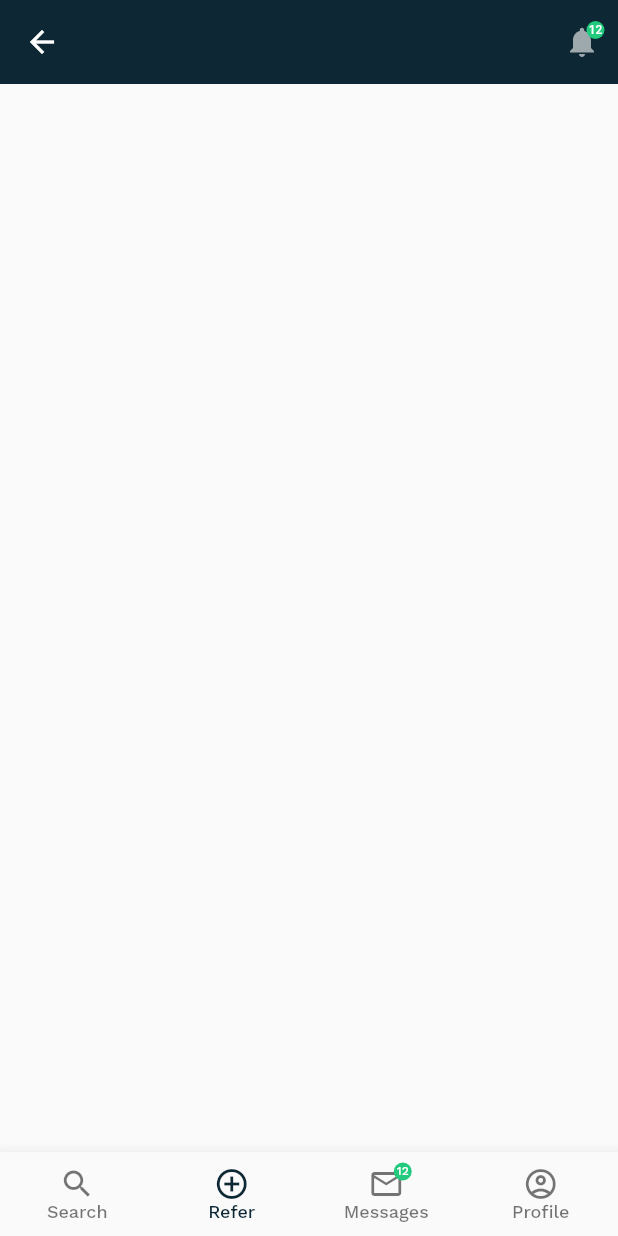
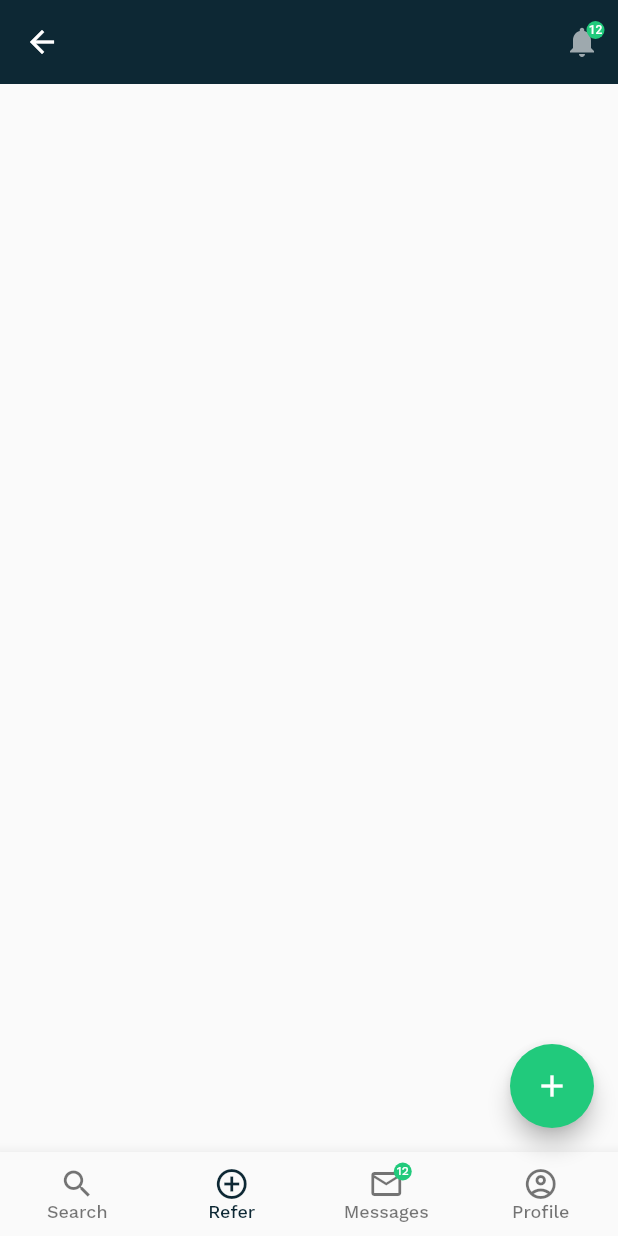
Before and after one commit to sergiyvergun/otakoyi_test_app, a Flutter app: the UsersScreen screen opened directly, on a phone screen of 412 x 824 dp. Run offline on Flutter 3.47's test engine with Material 2 defaults, Android fonts, the phone set to English and light mode, and no system bars; our stand-ins replace flutter_svg, google_fonts, outline_material_icons.

Commit message:
Create fab.

```diff
--- a/lib/ui/screens/users_screen.dart
+++ b/lib/ui/screens/users_screen.dart
@@ -1,5 +1,6 @@
 import 'package:flutter/material.dart';
 import 'package:flutter_svg/svg.dart';
+import 'package:otakoyi_test_app/ui/styles/colors.dart';
 import 'package:otakoyi_test_app/ui/widgets/custom_app_bar.dart';
 import 'package:otakoyi_test_app/ui/widgets/custom_bottom_bar.dart';
 import 'package:otakoyi_test_app/ui/widgets/micro_components/badge.dart';
@@ -29,6 +30,11 @@ class _UsersScreenState extends State<UsersScreen> {
         shrinkWrap: true,
         children: [],
       ),
+      floatingActionButton: FloatingActionButton(
+        backgroundColor: NotificationColors.success,
+        child: Icon(Icons.add),
+        onPressed: () {},
+      ),
       bottomNavigationBar: CustomBottomBar(
         items: [
           BottomNavigationBarItem(
```
